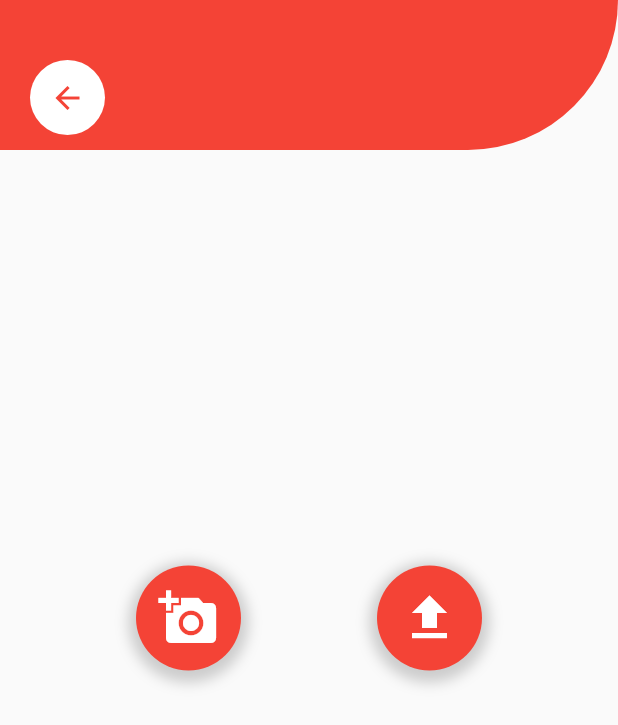
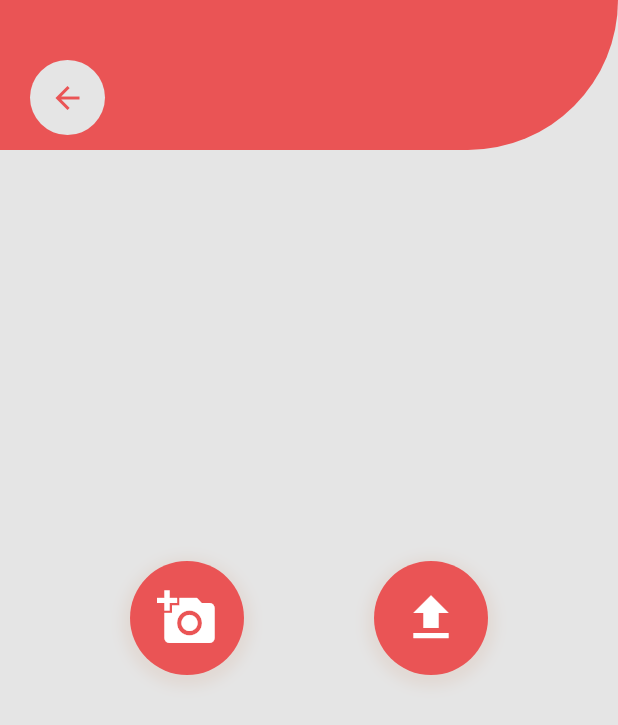
Before and after one commit to stefanodecillis/barter-service, a Flutter app: the UploadScreen screen opened directly, on a phone screen of 412 x 824 dp. Shown: the top 725 px of the screen. Run offline on Flutter 3.47's test engine with Material 2 defaults, Android fonts, the phone set to English and light mode, and no system bars; our stand-ins replace flutter_bloc, hexcolor, image_picker; network calls fail.

Commit message:
update palette colors

```diff
--- /dev/null
+++ b/lib/constants.dart
@@ -0,0 +1,7 @@
+import 'package:flutter/material.dart';
+import 'package:hexcolor/hexcolor.dart';
+
+final mainTheme = Hexcolor('#EA5455');
+final secondTheme = Hexcolor("#2d4059");
+final mainBg = Hexcolor('#decdc3');
+final secondBg = Hexcolor('#e5e5e5');
--- /dev/null
+++ b/lib/event/uploadProcessEvent.dart
@@ -0,0 +1,8 @@
+import 'dart:io';
+
+abstract class UploadProcessEvent {}
+
+class UploadPicture extends UploadProcessEvent {
+  File image;
+  UploadPicture(this.image);
+}
--- a/lib/handler/coreLogic.dart
+++ b/lib/handler/coreLogic.dart
@@ -1,11 +1,13 @@
 import 'dart:async';
 import 'package:barter/event/postEvent.dart';
 import 'package:barter/logic/postLogic.dart';
+import 'package:barter/logic/uploadProcessLogic.dart';
 
 class CoreLogic {
   static final CoreLogic _instance = CoreLogic._privateConstructor();
   // ignore: close_sinks
   PostLogic postLogic;
+  UploadProcessLogic uploadProcessLogic;
 
   static CoreLogic get instance => _instance;
 
@@ -13,6 +15,7 @@ class CoreLogic {
   CoreLogic._privateConstructor() {
     this.postLogic = PostLogic();
     postLogic.add(FetchPosts());
+    this.uploadProcessLogic = UploadProcessLogic();
     //_initTimers();  not perioic
   }
 
--- /dev/null
+++ b/lib/logic/uploadProcessLogic.dart
@@ -0,0 +1,24 @@
+import 'package:barter/event/uploadProcessEvent.dart';
+import 'package:barter/state/uploadProcessState.dart';
+import 'package:flutter_bloc/flutter_bloc.dart';
+
+class UploadProcessLogic extends Bloc<UploadProcessEvent, UploadProcessState> {
+  UploadProcessLogic() : super(UploadProcessState.initial());
+
+  @override
+  UploadProcessState get initialState => UploadProcessState.initial();
+
+  @override
+  Stream<UploadProcessState> mapEventToState(UploadProcessEvent event) async* {
+    if (event is UploadPicture) {
+      UploadProcessState ss = generateState(state);
+      ss.image = event.image;
+      yield ss;
+    }
+  }
+
+  UploadProcessState generateState(UploadProcessState state) {
+    UploadProcessState ss = UploadProcessState.initial();
+    return ss;
+  }
+}
--- a/lib/main.dart
+++ b/lib/main.dart
@@ -1,5 +1,5 @@
+import 'package:barter/constants.dart';
 import 'package:barter/screen/home.dart';
-import 'package:barter/screen/userPostScreen.dart';
 import 'package:flutter/material.dart';
 
 void main() {
@@ -7,7 +7,6 @@ void main() {
 }
 
 class MyApp extends StatelessWidget {
-  // This widget is the root of your application.
   @override
   Widget build(BuildContext context) {
     return MaterialApp(
--- a/lib/screen/home.dart
+++ b/lib/screen/home.dart
@@ -1,3 +1,4 @@
+import 'package:barter/constants.dart';
 import 'package:barter/event/postEvent.dart';
 import 'package:barter/handler/coreLogic.dart';
 import 'package:barter/logic/postLogic.dart';
@@ -29,7 +30,9 @@ class _HomeScreenState extends State<HomeScreen> {
   Widget build(BuildContext context) {
     logic.add(FetchPosts());
     return Scaffold(
+        backgroundColor: secondTheme,
         appBar: AppBar(
+          backgroundColor: mainTheme,
           centerTitle: true,
           title: searching
               ? TextField(
@@ -72,7 +75,7 @@ class _HomeScreenState extends State<HomeScreen> {
               MaterialPageRoute(builder: (context) => UploadScreen()),
             );
           },
-          backgroundColor: Colors.red,
+          backgroundColor: mainTheme,
           child: Icon(Icons.add),
         ),
         body: SingleChildScrollView(
@@ -84,6 +87,7 @@ class _HomeScreenState extends State<HomeScreen> {
               var list = state.filtered ? state.filteredPosts : state.posts;
               return ListView.builder(
                   shrinkWrap: true,
+                  physics: NeverScrollableScrollPhysics(),
                   itemCount: list.length,
                   padding: EdgeInsets.all(10),
                   itemBuilder: (context, index) {
--- a/lib/screen/uploadScreen.dart
+++ b/lib/screen/uploadScreen.dart
@@ -1,16 +1,68 @@
+import 'dart:io';
+
+import 'package:barter/constants.dart';
+import 'package:barter/event/uploadProcessEvent.dart';
+import 'package:barter/handler/coreLogic.dart';
+import 'package:barter/screen/uploadDataScreen.dart';
 import 'package:flutter/cupertino.dart';
 import 'package:flutter/material.dart';
+import 'package:image_picker/image_picker.dart';
 
-class UploadScreen extends StatelessWidget {
+class UploadScreen extends StatefulWidget {
+  @override
+  _UploadScreenState createState() => _UploadScreenState();
+}
+
+class _UploadScreenState extends State<UploadScreen> {
+  File _image;
+  final picker = ImagePicker();
+
+  Future getImgFromGallery() async {
+    final pickedFile = await picker
+        .getImage(source: ImageSource.gallery)
+        .catchError((err) => debugPrint("no puedo"));
+    setState(() {
+      if (pickedFile != null) {
+        _image = File(pickedFile.path);
+        CoreLogic.instance.uploadProcessLogic.add(UploadPicture(_image));
+        Navigator.push(
+          context,
+          MaterialPageRoute(builder: (context) => UploadDataScreen()),
+        );
+      } else {
+        print('No image selected.');
+      }
+    });
+  }
+
+  Future getImgFromCamera() async {
+    final pickedFile = await picker
+        .getImage(source: ImageSource.camera)
+        .catchError((err) => debugPrint("no puedo"));
+    setState(() {
+      if (pickedFile != null) {
+        _image = File(pickedFile.path);
+        CoreLogic.instance.uploadProcessLogic.add(UploadPicture(_image));
+        Navigator.push(
+          context,
+          MaterialPageRoute(builder: (context) => UploadDataScreen()),
+        );
+      } else {
+        print('No image selected.');
+      }
+    });
+  }
+
   @override
   Widget build(BuildContext context) {
     return Scaffold(
+      backgroundColor: secondBg,
       body: Stack(
         children: [
           Container(
             height: 100,
             decoration: BoxDecoration(
-                color: Colors.red,
+                color: mainTheme,
                 borderRadius:
                     BorderRadius.only(bottomRight: Radius.circular(110))),
           ),
@@ -19,38 +71,14 @@ class UploadScreen extends StatelessWidget {
               child: Row(
                 mainAxisAlignment: MainAxisAlignment.spaceEvenly,
                 children: [
-                  Container(
-                    padding: EdgeInsets.all(15),
-                    child: Icon(
-                      Icons.add_a_photo,
-                      size: 40,
-                      color: Colors.white,
-                    ),
-                    decoration: BoxDecoration(boxShadow: [
-                      BoxShadow(
-                        color: Colors.grey.withOpacity(0.5),
-                        spreadRadius: 5,
-                        blurRadius: 7,
-                        offset: Offset(0, 3),
-                      )
-                    ], shape: BoxShape.circle, color: Colors.red),
+                  FeaturedBtn(
+                    icon: Icons.add_a_photo,
+                    onClick: () => getImgFromCamera(),
                   ),
-                  Container(
-                    padding: EdgeInsets.all(15),
-                    child: Icon(
-                      Icons.file_upload,
-                      size: 40,
-                      color: Colors.white,
-                    ),
-                    decoration: BoxDecoration(boxShadow: [
-                      BoxShadow(
-                        color: Colors.grey.withOpacity(0.5),
-                        spreadRadius: 5,
-                        blurRadius: 7,
-                        offset: Offset(0, 3),
-                      )
-                    ], shape: BoxShape.circle, color: Colors.red),
-                  ),
+                  FeaturedBtn(
+                    icon: Icons.file_upload,
+                    onClick: () => getImgFromGallery(),
+                  )
                 ],
               ),
             ),
@@ -61,14 +89,14 @@ class UploadScreen extends StatelessWidget {
               child: IconButton(
                 icon: Icon(
                   Icons.arrow_back,
-                  color: Colors.red,
+                  color: mainTheme,
                 ),
                 onPressed: () {
                   Navigator.of(context).pop();
                 },
               ),
               decoration:
-                  BoxDecoration(shape: BoxShape.circle, color: Colors.white),
+                  BoxDecoration(shape: BoxShape.circle, color: secondBg),
             ),
             top: 40,
             left: 20,
@@ -78,3 +106,32 @@ class UploadScreen extends StatelessWidget {
     );
   }
 }
+
+class FeaturedBtn extends StatelessWidget {
+  FeaturedBtn({this.icon, this.onClick});
+  final IconData icon;
+  final Function onClick;
+
+  @override
+  Widget build(BuildContext context) {
+    return Container(
+      padding: EdgeInsets.all(10),
+      child: IconButton(
+        icon: Icon(
+          icon,
+          color: Colors.white,
+        ),
+        iconSize: 40,
+        onPressed: () => onClick(),
+      ),
+      decoration: BoxDecoration(boxShadow: [
+        BoxShadow(
+          color: mainBg.withOpacity(0.5),
+          spreadRadius: 5,
+          blurRadius: 7,
+          offset: Offset(0, 3),
+        )
+      ], shape: BoxShape.circle, color: mainTheme),
+    );
+  }
+}
--- a/lib/screen/userPostScreen.dart
+++ b/lib/screen/userPostScreen.dart
@@ -1,3 +1,4 @@
+import 'package:barter/constants.dart';
 import 'package:barter/handler/coreLogic.dart';
 import 'package:barter/logic/postLogic.dart';
 import 'package:barter/state/postState.dart';
@@ -10,8 +11,10 @@ class UserPostScreen extends StatelessWidget {
   @override
   Widget build(BuildContext context) {
     return Scaffold(
+        backgroundColor: secondTheme,
         appBar: AppBar(
-          title: Text("My List"),
+          backgroundColor: mainTheme,
+          title: Text("My Items"),
           centerTitle: true,
         ),
         body: BlocBuilder<PostLogic, PostState>(
--- a/lib/widget/postCard.dart
+++ b/lib/widget/postCard.dart
@@ -1,3 +1,4 @@
+import 'package:barter/constants.dart';
 import 'package:barter/entity/post.dart';
 import 'package:flutter/cupertino.dart';
 import 'package:flutter/material.dart';
@@ -10,8 +11,7 @@ class PostCard extends StatelessWidget {
   Widget build(BuildContext context) {
     return Container(
       decoration: BoxDecoration(
-          color: Colors.grey[300],
-          borderRadius: BorderRadius.all(Radius.circular(20))),
+          color: secondBg, borderRadius: BorderRadius.all(Radius.circular(20))),
       width: double.maxFinite,
       child: Row(children: [
         SizedBox(
--- a/pubspec.yaml
+++ b/pubspec.yaml
@@ -28,6 +28,8 @@ dependencies:
   # Use with the CupertinoIcons class for iOS style icons.
   cupertino_icons: ^0.1.3
   flutter_bloc: ^6.0.5
+  image_picker: ^0.6.7+11
+  hexcolor: ^1.0.4
 
 dev_dependencies:
   flutter_test:
```
Also changed, not shown: lib/provider/postProvider.dart (+11 -1 lines), lib/screen/uploadDataScreen.dart (added, +77 -0 lines), lib/state/uploadProcessState.dart (added, +11 -0 lines), pubspec.lock, 1 other file.
